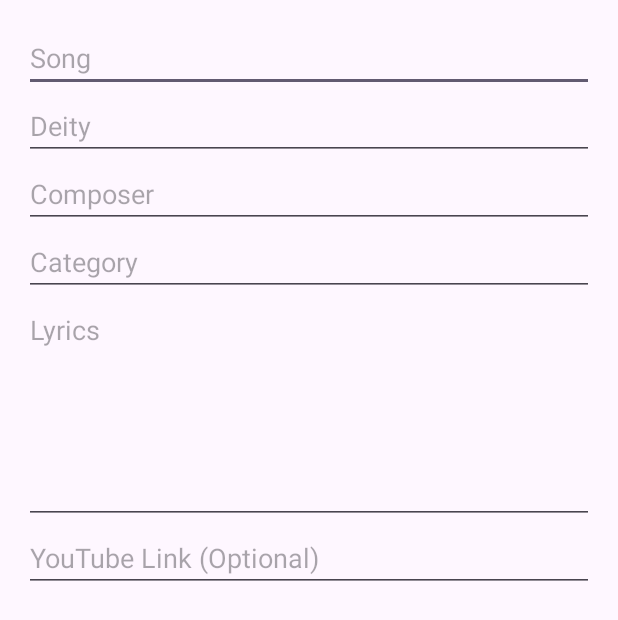
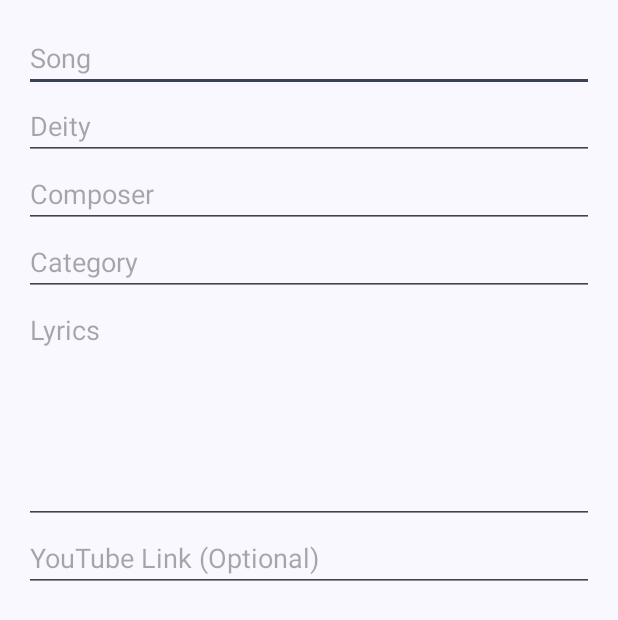
Before and after one commit to RustyAlgorithm44/LyricsApp, an Android app: the layout dialog_add_song.xml on its own in the app's theme, with its tools: preview values and no code run, on a phone screen of 412 x 824 dp. Shown: the top 620 px of the screen. Run offline under Robolectric (Android 15) with nearby library versions, the phone set to English and light mode, and no system bars.

Commit message:
feat: Implement Material 3 dynamic color and dialog modernization

```diff
--- a/app/src/main/AndroidManifest.xml
+++ b/app/src/main/AndroidManifest.xml
@@ -3,6 +3,7 @@
     xmlns:tools="http://schemas.android.com/tools">
 
     <application
+        android:name=".LyricsApplication"
         android:allowBackup="true"
         android:dataExtractionRules="@xml/data_extraction_rules"
         android:fullBackupContent="@xml/backup_rules"
--- /dev/null
+++ b/app/src/main/java/com/guruguhan/lyricsapp/LyricsApplication.kt
@@ -0,0 +1,11 @@
+package com.guruguhan.lyricsapp
+
+import android.app.Application
+import com.google.android.material.color.DynamicColors
+
+class LyricsApplication : Application() {
+    override fun onCreate() {
+        super.onCreate()
+        DynamicColors.applyToActivitiesIfAvailable(this)
+    }
+}
--- a/app/src/main/res/layout/dialog_add_song.xml
+++ b/app/src/main/res/layout/dialog_add_song.xml
@@ -1,9 +1,5 @@
 <?xml version="1.0" encoding="utf-8"?>
-<ScrollView xmlns:android="http://schemas.android.com/apk/res/android"
-    android:layout_width="match_parent"
-    android:layout_height="wrap_content">
-
-    <LinearLayout
+<LinearLayout xmlns:android="http://schemas.android.com/apk/res/android"
     android:layout_width="match_parent"
     android:layout_height="wrap_content"
     android:orientation="vertical"
@@ -36,7 +32,9 @@
     <EditText
         android:id="@+id/inputLyrics"
         android:hint="Lyrics"
-            android:minLines="6"
+        android:lines="6"
+        android:maxLines="8"
+        android:scrollbars="vertical"
         android:gravity="top"
         android:layout_width="match_parent"
         android:layout_height="wrap_content"/>
@@ -49,4 +47,3 @@
         android:layout_height="wrap_content"/>
 
 </LinearLayout>
-</ScrollView>
--- a/app/src/main/res/values/themes.xml
+++ b/app/src/main/res/values/themes.xml
@@ -1,6 +1,6 @@
 <resources xmlns:tools="http://schemas.android.com/tools">
     <!-- Base application theme. -->
-    <style name="Base.Theme.LyricsApp" parent="Theme.Material3.DayNight">
+    <style name="Base.Theme.LyricsApp" parent="Theme.Material3.DayNight.NoActionBar">
         <!-- Customize your light theme here. -->
         <!-- <item name="colorPrimary">@color/my_light_primary</item> -->
         <item name="windowActionModeOverlay">false</item>
```
Also changed, not shown: 5 other files. Lines whose indentation alone changed are shown as unchanged.
